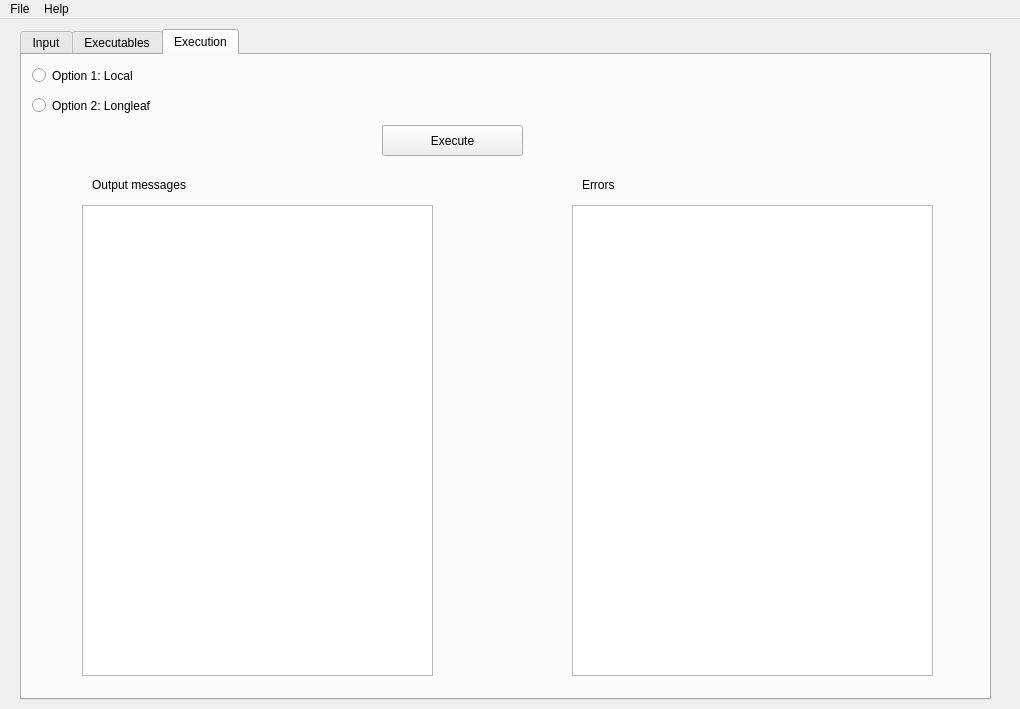
The window that src/app/csfwindow.ui (tahya-deddah/Local_EACSF) describes before a commit, drawn with Qt 5.
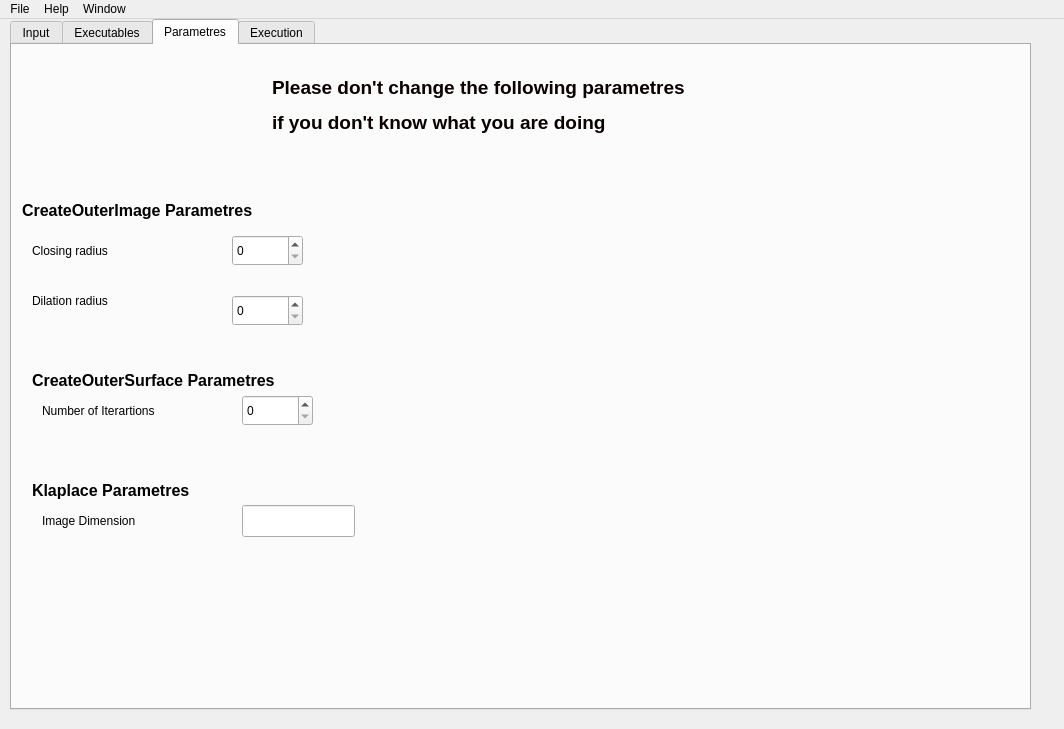
The same window after the commit.

The edit to the form file:
```diff
--- a/src/app/csfwindow.ui
+++ b/src/app/csfwindow.ui
@@ -6,8 +6,8 @@
    <rect>
     <x>0</x>
     <y>0</y>
-    <width>1020</width>
-    <height>709</height>
+    <width>1064</width>
+    <height>729</height>
    </rect>
   </property>
   <property name="windowTitle">
@@ -17,12 +17,18 @@
    <widget class="QTabWidget" name="tab">
     <property name="geometry">
      <rect>
-      <x>20</x>
-      <y>10</y>
-      <width>971</width>
-      <height>671</height>
+      <x>10</x>
+      <y>0</y>
+      <width>1021</width>
+      <height>691</height>
      </rect>
     </property>
+    <property name="minimumSize">
+     <size>
+      <width>3</width>
+      <height>3</height>
+     </size>
+    </property>
     <property name="toolTip">
      <string/>
     </property>
@@ -40,7 +46,7 @@
       <property name="geometry">
        <rect>
         <x>70</x>
-        <y>70</y>
+        <y>100</y>
         <width>231</width>
         <height>31</height>
        </rect>
@@ -53,7 +59,7 @@
       <property name="geometry">
        <rect>
         <x>70</x>
-        <y>120</y>
+        <y>150</y>
         <width>231</width>
         <height>31</height>
        </rect>
@@ -65,8 +71,8 @@
      <widget class="QLineEdit" name="lineEdit_T1img">
       <property name="geometry">
        <rect>
-        <x>319</x>
-        <y>20</y>
+        <x>320</x>
+        <y>50</y>
         <width>531</width>
         <height>31</height>
        </rect>
@@ -75,8 +81,8 @@
      <widget class="QLineEdit" name="lineEdit_Segmentation">
       <property name="geometry">
        <rect>
-        <x>319</x>
-        <y>70</y>
+        <x>320</x>
+        <y>100</y>
         <width>531</width>
         <height>31</height>
        </rect>
@@ -85,8 +91,8 @@
      <widget class="QLineEdit" name="lineEdit_CSF_Probability_Map">
       <property name="geometry">
        <rect>
-        <x>319</x>
-        <y>120</y>
+        <x>320</x>
+        <y>150</y>
         <width>531</width>
         <height>31</height>
        </rect>
@@ -96,20 +102,20 @@
       <property name="geometry">
        <rect>
         <x>10</x>
-        <y>170</y>
-        <width>121</width>
+        <y>190</y>
+        <width>301</width>
         <height>31</height>
        </rect>
       </property>
       <property name="text">
-       <string>Left Hemisphere</string>
+       <string>&lt;html&gt;&lt;head/&gt;&lt;body&gt;&lt;p&gt;&lt;span style=&quot; font-size:12pt; font-weight:600;&quot;&gt;Left Hemisphere Surfaces&lt;/span&gt;&lt;/p&gt;&lt;/body&gt;&lt;/html&gt;</string>
       </property>
      </widget>
      <widget class="QPushButton" name="LH_MID_Surface">
       <property name="geometry">
        <rect>
         <x>70</x>
-        <y>200</y>
+        <y>230</y>
         <width>231</width>
         <height>31</height>
        </rect>
@@ -121,8 +127,8 @@
      <widget class="QLineEdit" name="lineEdit_LH_MID_Surface">
       <property name="geometry">
        <rect>
-        <x>319</x>
-        <y>200</y>
+        <x>320</x>
+        <y>230</y>
         <width>531</width>
         <height>31</height>
        </rect>
@@ -132,7 +138,7 @@
       <property name="geometry">
        <rect>
         <x>70</x>
-        <y>250</y>
+        <y>270</y>
         <width>231</width>
         <height>31</height>
        </rect>
@@ -144,8 +150,8 @@
      <widget class="QLineEdit" name="lineEdit_LH_GM_Surface">
       <property name="geometry">
        <rect>
-        <x>319</x>
-        <y>250</y>
+        <x>320</x>
+        <y>270</y>
         <width>531</width>
         <height>31</height>
        </rect>
@@ -155,20 +161,20 @@
       <property name="geometry">
        <rect>
         <x>10</x>
-        <y>300</y>
-        <width>121</width>
+        <y>310</y>
+        <width>281</width>
         <height>31</height>
        </rect>
       </property>
       <property name="text">
-       <string>Right Hemisphere</string>
+       <string>&lt;html&gt;&lt;head/&gt;&lt;body&gt;&lt;p&gt;&lt;span style=&quot; font-size:12pt; font-weight:600;&quot;&gt;Right Hemisphere Surfaces&lt;/span&gt;&lt;/p&gt;&lt;/body&gt;&lt;/html&gt;</string>
       </property>
      </widget>
      <widget class="QPushButton" name="RH_MID_Surface">
       <property name="geometry">
        <rect>
         <x>70</x>
-        <y>330</y>
+        <y>350</y>
         <width>231</width>
         <height>31</height>
        </rect>
@@ -180,8 +186,8 @@
      <widget class="QLineEdit" name="lineEdit_RH_MID_Surface">
       <property name="geometry">
        <rect>
-        <x>319</x>
-        <y>330</y>
+        <x>320</x>
+        <y>350</y>
         <width>531</width>
         <height>31</height>
        </rect>
@@ -191,7 +197,7 @@
       <property name="geometry">
        <rect>
         <x>70</x>
-        <y>380</y>
+        <y>400</y>
         <width>231</width>
         <height>31</height>
        </rect>
@@ -203,8 +209,8 @@
      <widget class="QLineEdit" name="lineEdit_RH_GM_Surface">
       <property name="geometry">
        <rect>
-        <x>319</x>
-        <y>380</y>
+        <x>320</x>
+        <y>400</y>
         <width>531</width>
         <height>31</height>
        </rect>
@@ -214,20 +220,20 @@
       <property name="geometry">
        <rect>
         <x>10</x>
-        <y>430</y>
-        <width>131</width>
+        <y>450</y>
+        <width>171</width>
         <height>31</height>
        </rect>
       </property>
       <property name="text">
-       <string>Output Directory</string>
+       <string>&lt;html&gt;&lt;head/&gt;&lt;body&gt;&lt;p&gt;&lt;span style=&quot; font-size:12pt; font-weight:600;&quot;&gt;Output Directory&lt;/span&gt;&lt;/p&gt;&lt;/body&gt;&lt;/html&gt;</string>
       </property>
      </widget>
      <widget class="QPushButton" name="output_directory">
       <property name="geometry">
        <rect>
         <x>70</x>
-        <y>470</y>
+        <y>480</y>
         <width>231</width>
         <height>31</height>
        </rect>
@@ -239,8 +245,8 @@
      <widget class="QLineEdit" name="lineEdit_Output_Directory">
       <property name="geometry">
        <rect>
-        <x>319</x>
-        <y>470</y>
+        <x>320</x>
+        <y>480</y>
         <width>531</width>
         <height>31</height>
        </rect>
@@ -250,7 +256,7 @@
       <property name="geometry">
        <rect>
         <x>70</x>
-        <y>20</y>
+        <y>50</y>
         <width>231</width>
         <height>31</height>
        </rect>
@@ -259,12 +265,174 @@
        <string>T1 image</string>
       </property>
      </widget>
+     <widget class="QLabel" name="input_images">
+      <property name="geometry">
+       <rect>
+        <x>10</x>
+        <y>20</y>
+        <width>121</width>
+        <height>31</height>
+       </rect>
+      </property>
+      <property name="text">
+       <string>&lt;html&gt;&lt;head/&gt;&lt;body&gt;&lt;p&gt;&lt;span style=&quot; font-size:12pt; font-weight:600;&quot;&gt;Input Images&lt;/span&gt;&lt;/p&gt;&lt;/body&gt;&lt;/html&gt;</string>
+      </property>
+     </widget>
     </widget>
     <widget class="QWidget" name="tab_executables">
      <attribute name="title">
       <string>Executables</string>
      </attribute>
     </widget>
+    <widget class="QWidget" name="tab_parametres">
+     <attribute name="title">
+      <string>Parametres</string>
+     </attribute>
+     <widget class="QLabel" name="CreateOuterImage_parametres">
+      <property name="geometry">
+       <rect>
+        <x>10</x>
+        <y>150</y>
+        <width>311</width>
+        <height>31</height>
+       </rect>
+      </property>
+      <property name="text">
+       <string>&lt;html&gt;&lt;head/&gt;&lt;body&gt;&lt;p&gt;&lt;span style=&quot; font-size:12pt; font-weight:600;&quot;&gt;CreateOuterImage Parametres&lt;/span&gt;&lt;/p&gt;&lt;/body&gt;&lt;/html&gt;</string>
+      </property>
+     </widget>
+     <widget class="QLabel" name="CreateOuterImage_parametres_2">
+      <property name="geometry">
+       <rect>
+        <x>20</x>
+        <y>320</y>
+        <width>351</width>
+        <height>31</height>
+       </rect>
+      </property>
+      <property name="text">
+       <string>&lt;html&gt;&lt;head/&gt;&lt;body&gt;&lt;p&gt;&lt;span style=&quot; font-size:12pt; font-weight:600;&quot;&gt;CreateOuterSurface Parametres&lt;/span&gt;&lt;/p&gt;&lt;/body&gt;&lt;/html&gt;</string>
+      </property>
+     </widget>
+     <widget class="QLabel" name="CreateOuterImage_parametres_3">
+      <property name="geometry">
+       <rect>
+        <x>20</x>
+        <y>430</y>
+        <width>321</width>
+        <height>31</height>
+       </rect>
+      </property>
+      <property name="text">
+       <string>&lt;html&gt;&lt;head/&gt;&lt;body&gt;&lt;p&gt;&lt;span style=&quot; font-size:12pt; font-weight:600;&quot;&gt;Klaplace Parametres&lt;/span&gt;&lt;/p&gt;&lt;/body&gt;&lt;/html&gt;</string>
+      </property>
+     </widget>
+     <widget class="QLabel" name="closing_radius">
+      <property name="geometry">
+       <rect>
+        <x>20</x>
+        <y>190</y>
+        <width>91</width>
+        <height>31</height>
+       </rect>
+      </property>
+      <property name="text">
+       <string>Closing radius</string>
+      </property>
+     </widget>
+     <widget class="QLabel" name="Dilation_radius">
+      <property name="geometry">
+       <rect>
+        <x>20</x>
+        <y>240</y>
+        <width>101</width>
+        <height>31</height>
+       </rect>
+      </property>
+      <property name="text">
+       <string>Dilation radius</string>
+      </property>
+     </widget>
+     <widget class="QSpinBox" name="ClosingRadius">
+      <property name="geometry">
+       <rect>
+        <x>220</x>
+        <y>190</y>
+        <width>71</width>
+        <height>31</height>
+       </rect>
+      </property>
+     </widget>
+     <widget class="QSpinBox" name="DilationRadius">
+      <property name="geometry">
+       <rect>
+        <x>220</x>
+        <y>250</y>
+        <width>71</width>
+        <height>31</height>
+       </rect>
+      </property>
+     </widget>
+     <widget class="QLabel" name="Number_iterations">
+      <property name="geometry">
+       <rect>
+        <x>30</x>
+        <y>350</y>
+        <width>151</width>
+        <height>31</height>
+       </rect>
+      </property>
+      <property name="text">
+       <string>Number of Iterartions</string>
+      </property>
+     </widget>
+     <widget class="QSpinBox" name="IterationsNumber">
+      <property name="geometry">
+       <rect>
+        <x>230</x>
+        <y>350</y>
+        <width>71</width>
+        <height>31</height>
+       </rect>
+      </property>
+     </widget>
+     <widget class="QLabel" name="image_dimension">
+      <property name="geometry">
+       <rect>
+        <x>30</x>
+        <y>460</y>
+        <width>151</width>
+        <height>31</height>
+       </rect>
+      </property>
+      <property name="text">
+       <string>Image Dimension</string>
+      </property>
+     </widget>
+     <widget class="QLineEdit" name="ImageDimension">
+      <property name="geometry">
+       <rect>
+        <x>230</x>
+        <y>460</y>
+        <width>113</width>
+        <height>32</height>
+       </rect>
+      </property>
+     </widget>
+     <widget class="QLabel" name="Warning">
+      <property name="geometry">
+       <rect>
+        <x>260</x>
+        <y>30</y>
+        <width>561</width>
+        <height>61</height>
+       </rect>
+      </property>
+      <property name="text">
+       <string>&lt;html&gt;&lt;head/&gt;&lt;body&gt;&lt;p&gt;&lt;span style=&quot; font-size:14pt; font-weight:600; color:#0a0000;&quot;&gt;Please don't change the following parametres&lt;/span&gt;&lt;/p&gt;&lt;p align=&quot;justify&quot;&gt;&lt;span style=&quot; font-size:14pt; font-weight:600; color:#0a0000;&quot;&gt;if you don't know what you are doing&lt;/span&gt;&lt;/p&gt;&lt;/body&gt;&lt;/html&gt;</string>
+      </property>
+     </widget>
+    </widget>
     <widget class="QWidget" name="tab_exection">
      <attribute name="title">
       <string>Execution</string>
@@ -272,7 +440,7 @@
      <widget class="QPushButton" name="Execute">
       <property name="geometry">
        <rect>
-        <x>360</x>
+        <x>590</x>
         <y>70</y>
         <width>141</width>
         <height>31</height>
@@ -285,9 +453,9 @@
      <widget class="QTextBrowser" name="output">
       <property name="geometry">
        <rect>
-        <x>60</x>
-        <y>150</y>
-        <width>351</width>
+        <x>340</x>
+        <y>140</y>
+        <width>321</width>
         <height>471</height>
        </rect>
       </property>
@@ -295,9 +463,9 @@
      <widget class="QTextBrowser" name="error">
       <property name="geometry">
        <rect>
-        <x>550</x>
-        <y>150</y>
-        <width>361</width>
+        <x>680</x>
+        <y>140</y>
+        <width>321</width>
         <height>471</height>
        </rect>
       </property>
@@ -305,53 +473,136 @@
      <widget class="QLabel" name="label">
       <property name="geometry">
        <rect>
-        <x>70</x>
-        <y>120</y>
-        <width>121</width>
+        <x>430</x>
+        <y>110</y>
+        <width>161</width>
         <height>20</height>
        </rect>
       </property>
       <property name="text">
-       <string>Output messages</string>
+       <string>&lt;html&gt;&lt;head/&gt;&lt;body&gt;&lt;p&gt;&lt;span style=&quot; font-size:12pt; font-weight:600;&quot;&gt;Output messages&lt;/span&gt;&lt;/p&gt;&lt;/body&gt;&lt;/html&gt;</string>
       </property>
      </widget>
      <widget class="QLabel" name="label_2">
       <property name="geometry">
        <rect>
-        <x>560</x>
-        <y>120</y>
+        <x>810</x>
+        <y>110</y>
         <width>121</width>
         <height>20</height>
        </rect>
       </property>
       <property name="text">
-       <string>Errors</string>
+       <string>&lt;html&gt;&lt;head/&gt;&lt;body&gt;&lt;p&gt;&lt;span style=&quot; font-size:12pt; font-weight:600;&quot;&gt;Errors&lt;/span&gt;&lt;/p&gt;&lt;/body&gt;&lt;/html&gt;</string>
       </property>
      </widget>
-     <widget class="QRadioButton" name="local">
+     <widget class="QWidget" name="formLayoutWidget">
       <property name="geometry">
        <rect>
         <x>10</x>
-        <y>10</y>
-        <width>141</width>
-        <height>21</height>
+        <y>140</y>
+        <width>281</width>
+        <height>161</height>
        </rect>
       </property>
+      <layout class="QFormLayout" name="slurm_parametres">
+       <item row="0" column="0">
+        <widget class="QLabel" name="Node">
+         <property name="text">
+          <string>-Nodes number (-N) </string>
+         </property>
+        </widget>
+       </item>
+       <item row="0" column="1">
+        <widget class="QLineEdit" name="lineEdit_Node"/>
+       </item>
+       <item row="1" column="0">
+        <widget class="QLabel" name="Core">
+         <property name="text">
+          <string>-Cores number (-n)</string>
+         </property>
+        </widget>
+       </item>
+       <item row="1" column="1">
+        <widget class="QLineEdit" name="lineEdit_Core"/>
+       </item>
+       <item row="2" column="0">
+        <widget class="QLabel" name="Time">
+         <property name="baseSize">
+          <size>
+           <width>2</width>
+           <height>2</height>
+          </size>
+         </property>
+         <property name="text">
+          <string>-Time (-t) [days-hh:mm:ss]</string>
+         </property>
+        </widget>
+       </item>
+       <item row="2" column="1">
+        <widget class="QLineEdit" name="lineEdit_Time"/>
+       </item>
+       <item row="3" column="0">
+        <widget class="QLabel" name="Memory">
+         <property name="text">
+          <string>-Memory (-mem)</string>
+         </property>
+        </widget>
+       </item>
+       <item row="3" column="1">
+        <widget class="QLineEdit" name="lineEdit_Memory"/>
+       </item>
+      </layout>
+     </widget>
+     <widget class="QLabel" name="parametres">
+      <property name="geometry">
+       <rect>
+        <x>10</x>
+        <y>110</y>
+        <width>271</width>
+        <height>32</height>
+       </rect>
+      </property>
+      <property name="baseSize">
+       <size>
+        <width>6</width>
+        <height>0</height>
+       </size>
+      </property>
       <property name="text">
-       <string>Option 1: Local</string>
+       <string>&lt;html&gt;&lt;head/&gt;&lt;body&gt;&lt;p&gt;&lt;span style=&quot; font-weight:600;&quot;&gt;Slurm Parametres :&lt;/span&gt;&lt;/p&gt;&lt;/body&gt;&lt;/html&gt;</string>
       </property>
+      <property name="textFormat">
+       <enum>Qt::AutoText</enum>
+      </property>
+      <property name="wordWrap">
+       <bool>false</bool>
+      </property>
      </widget>
-     <widget class="QRadioButton" name="longleaf">
+     <widget class="QCheckBox" name="local">
       <property name="geometry">
        <rect>
         <x>10</x>
-        <y>40</y>
-        <width>151</width>
-        <height>21</height>
+        <y>30</y>
+        <width>131</width>
+        <height>25</height>
        </rect>
       </property>
       <property name="text">
-       <string>Option 2: Longleaf</string>
+       <string>Option1:Local</string>
+      </property>
+     </widget>
+     <widget class="QCheckBox" name="slurm">
+      <property name="geometry">
+       <rect>
+        <x>10</x>
+        <y>60</y>
+        <width>191</width>
+        <height>25</height>
+       </rect>
+      </property>
+      <property name="text">
+       <string>Option2:SLURM/Longleaf</string>
       </property>
      </widget>
     </widget>
@@ -362,7 +613,7 @@
     <rect>
      <x>0</x>
      <y>0</y>
-     <width>1020</width>
+     <width>1064</width>
      <height>28</height>
     </rect>
    </property>
@@ -381,8 +632,15 @@
     <addaction name="separator"/>
     <addaction name="actionAbout"/>
    </widget>
+   <widget class="QMenu" name="menuWindows">
+    <property name="title">
+     <string>Window</string>
+    </property>
+    <addaction name="actionToggle_advanced_mode"/>
+   </widget>
    <addaction name="menuFile"/>
    <addaction name="menuHelp"/>
+   <addaction name="menuWindows"/>
   </widget>
   <action name="actionLoad_Config_File">
    <property name="checkable">
@@ -402,6 +660,14 @@
     <string>About</string>
    </property>
   </action>
+  <action name="actionToggle_advanced_mode">
+   <property name="checkable">
+    <bool>true</bool>
+   </property>
+   <property name="text">
+    <string>Toggle advanced mode</string>
+   </property>
+  </action>
  </widget>
  <resources/>
  <connections/>
```
